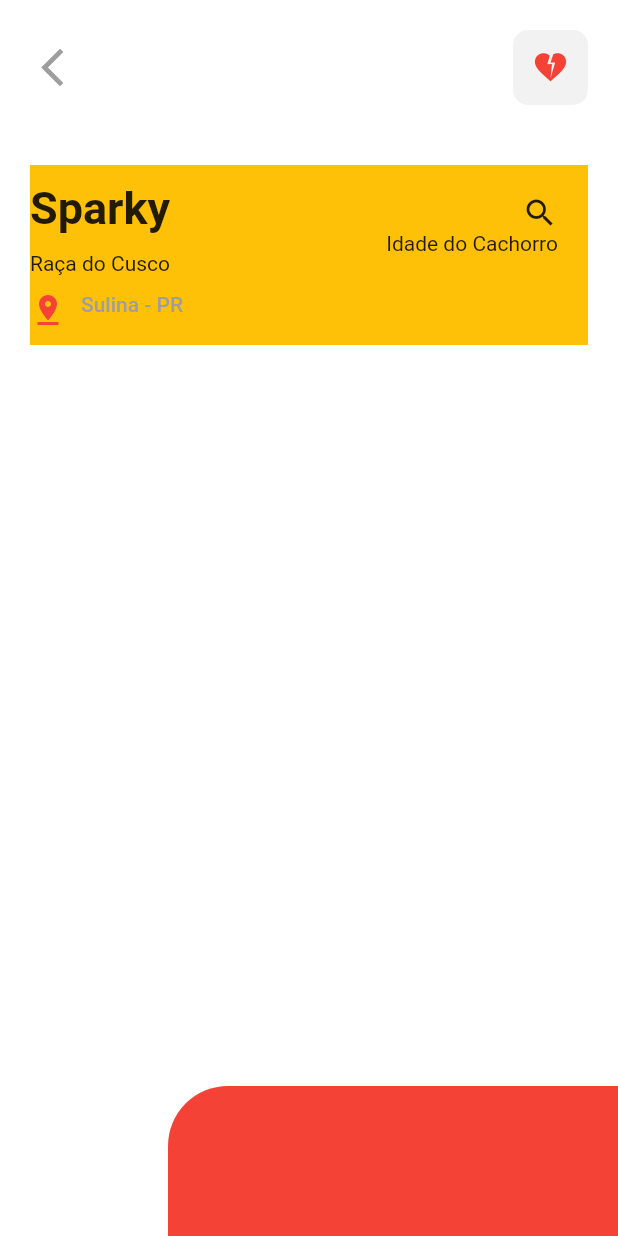
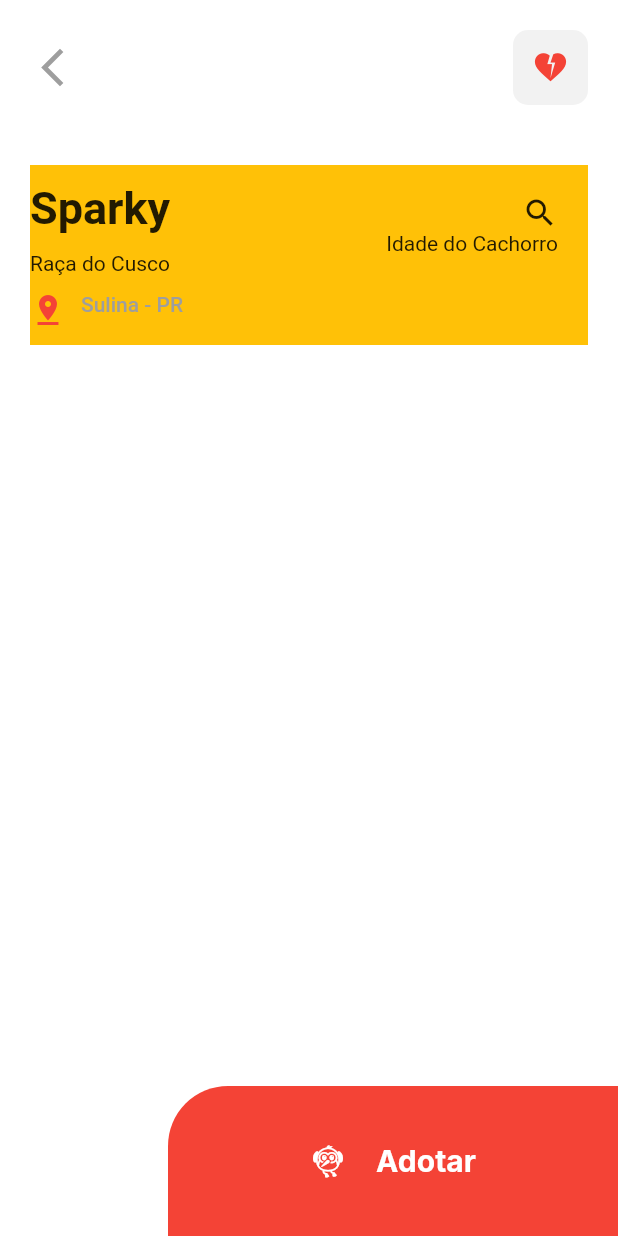
Before and after one commit to bracinho2/flutter_desafio01_interface, a Flutter app: the screen it shows after launch, on a phone screen of 412 x 824 dp. Run offline on Flutter 3.47's test engine with Material 2 defaults, Android fonts, the light colour scheme and no system bars; Roboto replaces fonts that are missing (Inter).

Commit message:
Atualização da Página de Detalhes

```diff
--- a/lib/app/modules/detail_page/detail_page.dart
+++ b/lib/app/modules/detail_page/detail_page.dart
@@ -1,86 +1,20 @@
 import 'package:flutter/material.dart';
 import 'package:flutter_desafio01_interface/app/modules/detail_page/widgets/custom_app_bar_detail_page_widget.dart';
+import 'package:flutter_desafio01_interface/app/modules/detail_page/widgets/custom_bottom_bar_detail_page.dart';
+import 'package:flutter_desafio01_interface/app/modules/detail_page/widgets/dog_detail_description.dart';
 
 class DetailPage extends StatelessWidget {
   const DetailPage({Key? key}) : super(key: key);
 
   @override
   Widget build(BuildContext context) {
-    final size = MediaQuery.of(context).size;
     return Scaffold(
-      appBar: const CustomDetailPageAppBarWidget(),
-      body: Padding(
-        padding: const EdgeInsets.all(20.0),
-        child: Container(
-          color: Colors.amber,
-          height: 120,
-          child: Row(
-            mainAxisAlignment: MainAxisAlignment.spaceBetween,
-            crossAxisAlignment: CrossAxisAlignment.start,
-            children: [
-              Column(
-                mainAxisAlignment: MainAxisAlignment.spaceEvenly,
-                crossAxisAlignment: CrossAxisAlignment.start,
-                children: [
-                  const Text(
-                    'Sparky',
-                    style: TextStyle(
-                      fontSize: 30,
-                      fontWeight: FontWeight.bold,
-                    ),
-                  ),
-                  const Text('Raça do Cusco'),
-                  Row(
-                    crossAxisAlignment: CrossAxisAlignment.start,
-                    children: const [
-                      Icon(
-                        Icons.pin_drop,
-                        color: Colors.red,
-                      ),
-                      SizedBox(
-                        width: 10,
-                      ),
-                      Text(
-                        'Sulina - PR',
-                        style: TextStyle(
-                          color: Colors.grey,
-                          fontWeight: FontWeight.w500,
-                        ),
-                      ),
-                    ],
-                  ),
-                ],
-              ),
-              Padding(
-                padding: const EdgeInsets.all(20.0),
-                child: Column(
-                  mainAxisAlignment: MainAxisAlignment.start,
-                  crossAxisAlignment: CrossAxisAlignment.end,
-                  children: const [
-                    Icon(Icons.search),
-                    Text('Idade do Cachorro'),
-                  ],
-                ),
-              )
-            ],
-          ),
+        appBar: const CustomDetailPageAppBarWidget(),
+        body: Column(
+          children: const [
+            DogDetailDescription(),
+          ],
         ),
-      ),
-      bottomNavigationBar: Row(
-        mainAxisAlignment: MainAxisAlignment.end,
-        children: [
-          Container(
-            decoration: const BoxDecoration(
-              color: Colors.red,
-              borderRadius: BorderRadius.only(
-                topLeft: Radius.circular(40.0),
-              ),
-            ),
-            height: 100,
-            width: 300,
-          ),
-        ],
-      ),
-    );
+        bottomNavigationBar: const CustomBottomBarDetailPage());
   }
 }
--- /dev/null
+++ b/lib/app/modules/detail_page/widgets/custom_bottom_bar_detail_page.dart
@@ -0,0 +1,46 @@
+import 'package:flutter/material.dart';
+
+class CustomBottomBarDetailPage extends StatelessWidget {
+  const CustomBottomBarDetailPage({Key? key}) : super(key: key);
+
+  @override
+  Widget build(BuildContext context) {
+    return Row(
+      mainAxisAlignment: MainAxisAlignment.end,
+      children: [
+        Container(
+          decoration: const BoxDecoration(
+            color: Colors.red,
+            borderRadius: BorderRadius.only(
+              topLeft: Radius.circular(40.0),
+            ),
+          ),
+          height: 100,
+          width: 300,
+          child: Center(
+            child: Row(
+                mainAxisAlignment: MainAxisAlignment.center,
+                children: const [
+                  Icon(
+                    Icons.flutter_dash,
+                    color: Colors.white,
+                  ),
+                  SizedBox(
+                    width: 20,
+                  ),
+                  Text(
+                    'Adotar',
+                    style: TextStyle(
+                      fontFamily: 'Inter',
+                      fontSize: 20,
+                      fontWeight: FontWeight.bold,
+                      color: Colors.white,
+                    ),
+                  ),
+                ]),
+          ),
+        ),
+      ],
+    );
+  }
+}
--- /dev/null
+++ b/lib/app/modules/detail_page/widgets/dog_detail_description.dart
@@ -0,0 +1,66 @@
+import 'package:flutter/material.dart';
+
+class DogDetailDescription extends StatelessWidget {
+  const DogDetailDescription({Key? key}) : super(key: key);
+
+  @override
+  Widget build(BuildContext context) {
+    return Padding(
+      padding: const EdgeInsets.all(20.0),
+      child: Container(
+        color: Colors.amber,
+        height: 120,
+        child: Row(
+          mainAxisAlignment: MainAxisAlignment.spaceBetween,
+          crossAxisAlignment: CrossAxisAlignment.start,
+          children: [
+            Column(
+              mainAxisAlignment: MainAxisAlignment.spaceEvenly,
+              crossAxisAlignment: CrossAxisAlignment.start,
+              children: [
+                const Text(
+                  'Sparky',
+                  style: TextStyle(
+                    fontSize: 30,
+                    fontWeight: FontWeight.bold,
+                  ),
+                ),
+                const Text('Raça do Cusco'),
+                Row(
+                  crossAxisAlignment: CrossAxisAlignment.start,
+                  children: const [
+                    Icon(
+                      Icons.pin_drop,
+                      color: Colors.red,
+                    ),
+                    SizedBox(
+                      width: 10,
+                    ),
+                    Text(
+                      'Sulina - PR',
+                      style: TextStyle(
+                        color: Colors.grey,
+                        fontWeight: FontWeight.w500,
+                      ),
+                    ),
+                  ],
+                ),
+              ],
+            ),
+            Padding(
+              padding: const EdgeInsets.all(20.0),
+              child: Column(
+                mainAxisAlignment: MainAxisAlignment.start,
+                crossAxisAlignment: CrossAxisAlignment.end,
+                children: const [
+                  Icon(Icons.search),
+                  Text('Idade do Cachorro'),
+                ],
+              ),
+            )
+          ],
+        ),
+      ),
+    );
+  }
+}
```
